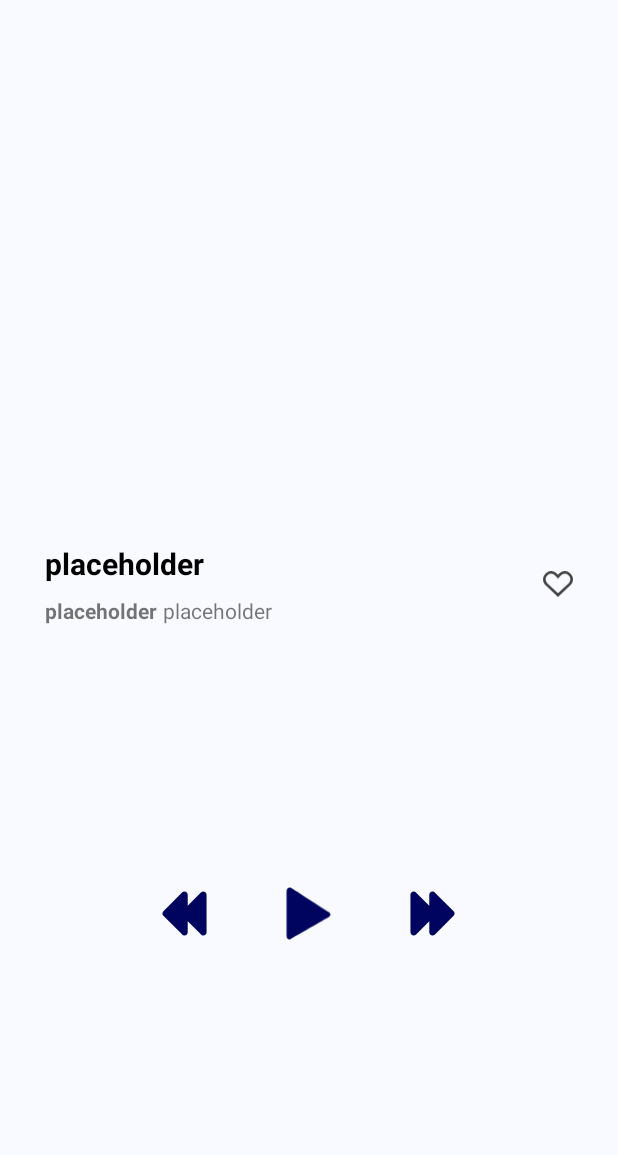
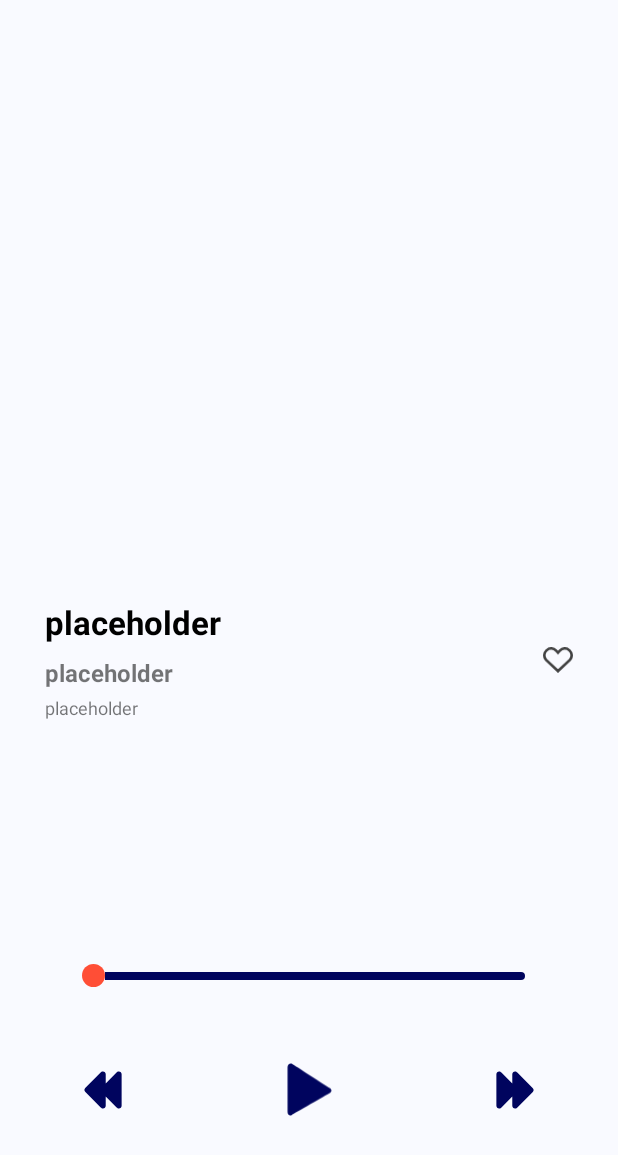
Before and after one commit to LeoKwo/wavelength, an Android app: the layout activity_player.xml on its own in the app's theme, with its tools: preview values and no code run, on a phone screen of 412 x 824 dp. Shown: the top 1155 px of the screen. Run offline under Robolectric (Android 15) with nearby library versions, the phone set to English and light mode, and no system bars.

Commit message:
add seek bar for song tracks

```diff
--- a/app/src/main/java/com/example/wavelength/model/Song.kt
+++ b/app/src/main/java/com/example/wavelength/model/Song.kt
@@ -5,10 +5,6 @@ import kotlinx.parcelize.Parcelize
 
 @Parcelize
 data class Song(
-//    val completed: Boolean,
-//    val id: Int,
-//    val title: String,
-//    val userId: Int
     val id: String,
     val songName: String,
     val albumName: String,
--- a/app/src/main/java/com/example/wavelength/playList/PlayListFragment.kt
+++ b/app/src/main/java/com/example/wavelength/playList/PlayListFragment.kt
@@ -19,7 +19,6 @@ class PlayListFragment: Fragment() {
     ): View? {
         super.onCreate(savedInstanceState)
         binding = FragmentPlaylistBinding.inflate(layoutInflater)
-
 //        initRecyclerView()
 //        lifecycleScope.launchWhenCreated {
 //            binding.pbMusicLibrary.isVisible = true
--- /dev/null
+++ b/app/src/main/res/drawable/seek_bar_progress.xml
@@ -0,0 +1,11 @@
+<?xml version="1.0" encoding="utf-8"?>
+<layer-list xmlns:android="http://schemas.android.com/apk/res/android">
+    <!-- color, size, shape height of seekbar -->
+    <item android:gravity="center_vertical">
+        <shape android:shape="rectangle">
+            <solid android:color="@color/dark_blue"/>
+            <size android:height="5dp"/>
+            <corners android:radius="5dp"/>
+        </shape>
+    </item>
+</layer-list>
--- /dev/null
+++ b/app/src/main/res/drawable/seek_bar_thumb.xml
@@ -0,0 +1,11 @@
+<?xml version="1.0" encoding="utf-8"?>
+<layer-list xmlns:android="http://schemas.android.com/apk/res/android">
+    <item>
+        <shape android:shape="oval">
+            <solid android:color="@color/orange"/>
+            <size
+                android:width="15dp"
+                android:height="15dp"/>
+        </shape>
+    </item>
+</layer-list>
--- a/app/src/main/res/layout/activity_main.xml
+++ b/app/src/main/res/layout/activity_main.xml
@@ -4,7 +4,8 @@
     xmlns:app="http://schemas.android.com/apk/res-auto"
     android:id="@+id/container"
     android:layout_width="match_parent"
-    android:layout_height="match_parent">
+    android:layout_height="match_parent"
+    >
 
     <RelativeLayout
         android:id="@+id/background"
--- a/app/src/main/res/layout/activity_player.xml
+++ b/app/src/main/res/layout/activity_player.xml
@@ -30,8 +30,8 @@
         android:layout_height="wrap_content"
         app:layout_constraintStart_toStartOf="parent"
         app:layout_constraintTop_toBottomOf="@id/ivAlbumArt"
-        android:textSize="20sp"
-        android:layout_marginTop="12dp"
+        android:textSize="22sp"
+        android:layout_marginTop="50dp"
         android:layout_marginLeft="30dp"
         android:textStyle="bold"
         android:text="placeholder"
@@ -46,14 +46,15 @@
         android:layout_marginLeft="30dp"
         app:layout_constraintTop_toBottomOf="@id/tvSongTitle"
         app:layout_constraintStart_toStartOf="parent"
+        android:orientation="vertical"
         >
         <TextView
             android:id="@+id/tvSongArtist"
             android:layout_width="wrap_content"
             android:layout_height="wrap_content"
             android:layout_marginTop="4dp"
-            android:layout_marginRight="4dp"
-            android:textSize="14sp"
+            android:layout_marginRight="8dp"
+            android:textSize="16sp"
             android:text="placeholder"
             android:textStyle="bold"
             />
@@ -63,7 +64,8 @@
             android:layout_width="wrap_content"
             android:layout_height="wrap_content"
             android:layout_marginTop="4dp"
-            android:textSize="14sp"
+            android:textSize="12sp"
+            android:maxLines="1"
             android:text="placeholder"
             />
     </androidx.appcompat.widget.LinearLayoutCompat>
@@ -79,27 +81,45 @@
         android:src="@drawable/ic_heart_outline"
         app:tint="@color/dark_gray" />
 
-    <androidx.appcompat.widget.LinearLayoutCompat
+    <SeekBar
+        android:id="@+id/sbSong"
+        android:layout_width="320dp"
+        android:layout_height="wrap_content"
+        app:layout_constraintBottom_toTopOf="@id/clControl"
+        app:layout_constraintStart_toStartOf="parent"
+        app:layout_constraintEnd_toEndOf="parent"
+        android:progressDrawable="@drawable/seek_bar_progress"
+        android:thumb="@drawable/seek_bar_thumb"
+        android:layout_marginBottom="50dp"
+        />
+
+    <androidx.constraintlayout.widget.ConstraintLayout
         android:id="@+id/clControl"
-        android:layout_width="match_parent"
+        android:layout_width="300dp"
         android:layout_height="wrap_content"
         app:layout_constraintStart_toStartOf="parent"
         app:layout_constraintEnd_toEndOf="parent"
-        app:layout_constraintTop_toTopOf="@id/llArtistAlbum"
         app:layout_constraintBottom_toBottomOf="parent"
+        android:layout_marginBottom="80dp"
         android:gravity="center"
         >
 
         <ImageView
+            app:layout_constraintTop_toTopOf="parent"
+            app:layout_constraintBottom_toBottomOf="parent"
+            app:layout_constraintStart_toStartOf="parent"
             android:id="@+id/ivPrev"
-            android:layout_width="30dp"
-            android:layout_height="30dp"
+            android:layout_width="25dp"
+            android:layout_height="25dp"
             android:src="@drawable/ic_next"
             android:rotation="180"
             app:tint="@color/dark_blue"
             ></ImageView>
 
         <ImageView
+            app:layout_constraintTop_toTopOf="parent"
+            app:layout_constraintStart_toStartOf="parent"
+            app:layout_constraintEnd_toEndOf="parent"
             android:id="@+id/ivPlay"
             android:layout_width="35dp"
             android:layout_height="35dp"
@@ -109,12 +129,15 @@
             ></ImageView>
 
         <ImageView
+            app:layout_constraintTop_toTopOf="parent"
+            app:layout_constraintBottom_toBottomOf="parent"
+            app:layout_constraintEnd_toEndOf="parent"
             android:id="@+id/ivNext"
-            android:layout_width="30dp"
-            android:layout_height="30dp"
+            android:layout_width="25dp"
+            android:layout_height="25dp"
             android:src="@drawable/ic_next"
             app:tint="@color/dark_blue"
             ></ImageView>
-    </androidx.appcompat.widget.LinearLayoutCompat>
+    </androidx.constraintlayout.widget.ConstraintLayout>
 
 </androidx.constraintlayout.widget.ConstraintLayout>
```
Also changed, not shown: app/src/main/java/com/example/wavelength/MainActivity.kt (+1 -36 lines), app/src/main/java/com/example/wavelength/PlayerActivity.kt (+40 -6 lines), app/src/main/java/com/example/wavelength/adapter/MusicAdapter.kt (+4 -3 lines), app/src/main/res/layout/item_song.xml (+5 -13 lines).
